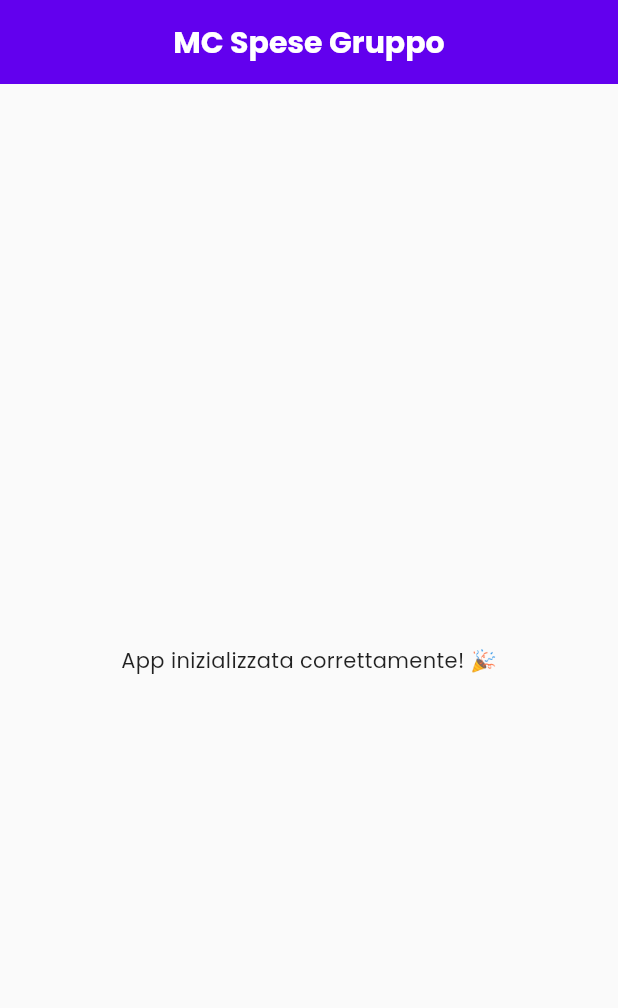
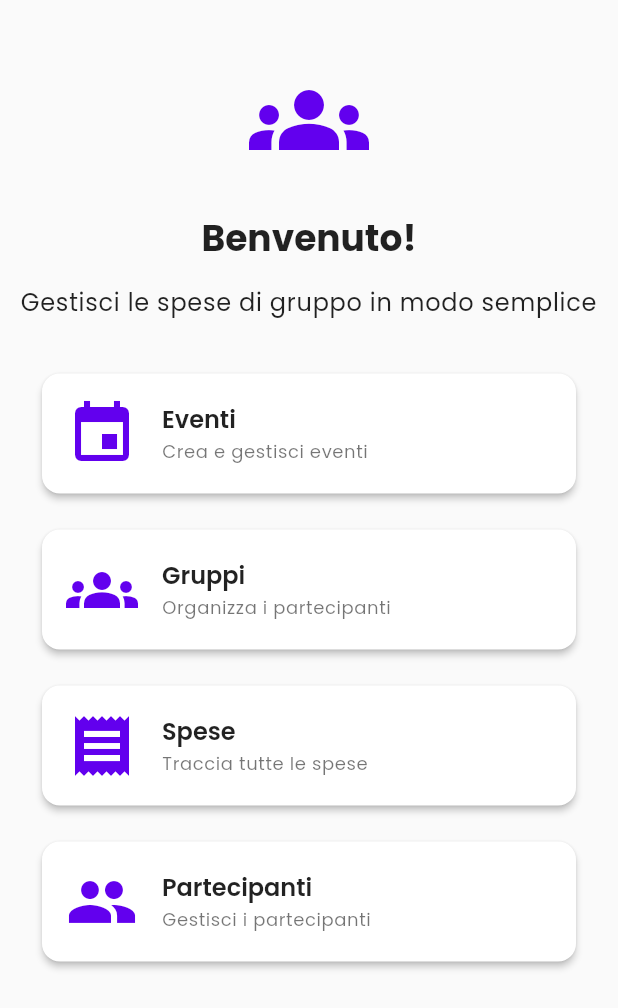
Before and after one commit to kantarutti/mc-spese-gruppo, a Flutter app: the HomeScreen widget shown alone on an empty page, opened directly, on a phone screen of 412 x 824 dp. Shown: the top 1008 px of the screen. Run offline on Flutter 3.47's test engine with Material 3 defaults, Android fonts, the phone set to English and light mode, and no system bars; our stand-ins replace flutter_riverpod, google_fonts, supabase_flutter; accounts and stored records are empty; network calls fail.

Commit message:
Refactor: main.dart - Aggiunto AuthWrapper per gestire login/home

```diff
--- a/lib/main.dart
+++ b/lib/main.dart
@@ -3,17 +3,15 @@ import 'package:flutter_riverpod/flutter_riverpod.dart';
 import 'package:supabase_flutter/supabase_flutter.dart';
 
 import 'config/config.dart';
-import 'utils/utils.dart';
-import 'models/models.dart';
-import 'services/services.dart';
-import 'exceptions/exceptions.dart';
+import 'providers/providers.dart';
+import 'screens/screens.dart';
 
 void main() async {
   WidgetsFlutterBinding.ensureInitialized();
 
   // Inizializza Supabase
   await Supabase.initialize(
-   url: 'https://cgvpvftfpoxqymqbehzw.supabase.co',
+    url: 'https://cgvpvftfpoxqymqbehzw.supabase.co',
     anonKey: 'sb_publishable_I6XKfOiKxrvyE8XEmMr-jg_Ok948G06',
   );
 
@@ -35,24 +33,224 @@ class MyApp extends StatelessWidget {
       theme: AppTheme.lightTheme,
       darkTheme: AppTheme.darkTheme,
       themeMode: ThemeMode.light,
-      home: const HomeScreen(),
+      home: const AuthWrapper(),
+      routes: {
+        '/login': (context) => const LoginScreen(),
+        '/register': (context) => const RegisterScreen(),
+        '/home': (context) => const MainScreen(),
+      },
     );
   }
 }
 
-// Screen temporanea per testare
+/// Wrapper per gestire l'autenticazione
+class AuthWrapper extends ConsumerWidget {
+  const AuthWrapper({Key? key}) : super(key: key);
+
+  @override
+  Widget build(BuildContext context, WidgetRef ref) {
+    final authState = ref.watch(authProvider);
+
+    // Se autenticato, mostra MainScreen
+    if (authState.isAuthenticated) {
+      return const MainScreen();
+    }
+
+    // Se non autenticato, mostra LoginScreen
+    return const LoginScreen();
+  }
+}
+
+/// Main screen con bottom navigation
+class MainScreen extends ConsumerStatefulWidget {
+  const MainScreen({Key? key}) : super(key: key);
+
+  @override
+  ConsumerState<MainScreen> createState() => _MainScreenState();
+}
+
+class _MainScreenState extends ConsumerState<MainScreen> {
+  int _selectedIndex = 0;
+
+  final List<Widget> _screens = [
+    const HomeScreen(),
+    const EventiScreen(),
+    const GruppiScreen(),
+    const SpeseScreen(),
+    const ParticipantiScreen(),
+  ];
+
+  @override
+  Widget build(BuildContext context) {
+    final authState = ref.watch(authProvider);
+
+    return Scaffold(
+      appBar: AppBar(
+        title: const Text('MC Spese Gruppo'),
+        centerTitle: true,
+        actions: [
+          PopupMenuButton(
+            itemBuilder: (context) => [
+              PopupMenuItem(
+                child: const Text('Profilo'),
+                onTap: () {
+                  // Mostra profilo
+                },
+              ),
+              PopupMenuItem(
+                child: const Text('Logout'),
+                onTap: () async {
+                  await ref.read(authProvider.notifier).logout();
+                },
+              ),
+            ],
+          ),
+        ],
+      ),
+      body: _screens[_selectedIndex],
+      bottomNavigationBar: BottomNavigationBar(
+        currentIndex: _selectedIndex,
+        type: BottomNavigationBarType.fixed,
+        onTap: (index) {
+          setState(() {
+            _selectedIndex = index;
+          });
+        },
+        items: const [
+          BottomNavigationBarItem(
+            icon: Icon(Icons.home),
+            label: 'Home',
+          ),
+          BottomNavigationBarItem(
+            icon: Icon(Icons.event),
+            label: 'Eventi',
+          ),
+          BottomNavigationBarItem(
+            icon: Icon(Icons.groups),
+            label: 'Gruppi',
+          ),
+          BottomNavigationBarItem(
+            icon: Icon(Icons.receipt),
+            label: 'Spese',
+          ),
+          BottomNavigationBarItem(
+            icon: Icon(Icons.people),
+            label: 'Partecipanti',
+          ),
+        ],
+      ),
+    );
+  }
+}
+
+/// Home Screen
 class HomeScreen extends StatelessWidget {
   const HomeScreen({Key? key}) : super(key: key);
 
   @override
   Widget build(BuildContext context) {
-    return Scaffold(
-      appBar: AppBar(
-        title: const Text('MC Spese Gruppo'),
-      ),
-      body: const Center(
-        child: Text('App inizializzata correttamente! 🎉'),
+    return SingleChildScrollView(
+      child: Column(
+        mainAxisAlignment: MainAxisAlignment.center,
+        children: [
+          const SizedBox(height: 40),
+          Icon(
+            Icons.groups,
+            size: 80,
+            color: Theme.of(context).primaryColor,
+          ),
+          const SizedBox(height: 24),
+          Text(
+            'Benvenuto!',
+            style: Theme.of(context).textTheme.displaySmall,
+          ),
+          const SizedBox(height: 16),
+          Text(
+            'Gestisci le spese di gruppo in modo semplice',
+            style: Theme.of(context).textTheme.bodyLarge,
+            textAlign: TextAlign.center,
+          ),
+          const SizedBox(height: 32),
+          Padding(
+            padding: const EdgeInsets.symmetric(horizontal: 24),
+            child: Column(
+              children: [
+                _DashboardCard(
+                  icon: Icons.event,
+                  title: 'Eventi',
+                  subtitle: 'Crea e gestisci eventi',
+                ),
+                const SizedBox(height: 16),
+                _DashboardCard(
+                  icon: Icons.groups,
+                  title: 'Gruppi',
+                  subtitle: 'Organizza i partecipanti',
+                ),
+                const SizedBox(height: 16),
+                _DashboardCard(
+                  icon: Icons.receipt,
+                  title: 'Spese',
+                  subtitle: 'Traccia tutte le spese',
+                ),
+                const SizedBox(height: 16),
+                _DashboardCard(
+                  icon: Icons.people,
+                  title: 'Partecipanti',
+                  subtitle: 'Gestisci i partecipanti',
+                ),
+              ],
+            ),
+          ),
+          const SizedBox(height: 40),
+        ],
       ),
     );
   }
 }
+
+class _DashboardCard extends StatelessWidget {
+  final IconData icon;
+  final String title;
+  final String subtitle;
+
+  const _DashboardCard({
+    required this.icon,
+    required this.title,
+    required this.subtitle,
+  });
+
+  @override
+  Widget build(BuildContext context) {
+    return Card(
+      child: Padding(
+        padding: const EdgeInsets.all(16),
+        child: Row(
+          children: [
+            Icon(
+              icon,
+              size: 48,
+              color: Theme.of(context).primaryColor,
+            ),
+            const SizedBox(width: 16),
+            Expanded(
+              child: Column(
+                crossAxisAlignment: CrossAxisAlignment.start,
+                children: [
+                  Text(
+                    title,
+                    style: Theme.of(context).textTheme.titleLarge,
+                  ),
+                  const SizedBox(height: 4),
+                  Text(
+                    subtitle,
+                    style: Theme.of(context).textTheme.bodySmall,
+                  ),
+                ],
+              ),
+            ),
+          ],
+        ),
+      ),
+    );
+  }
+}
```
